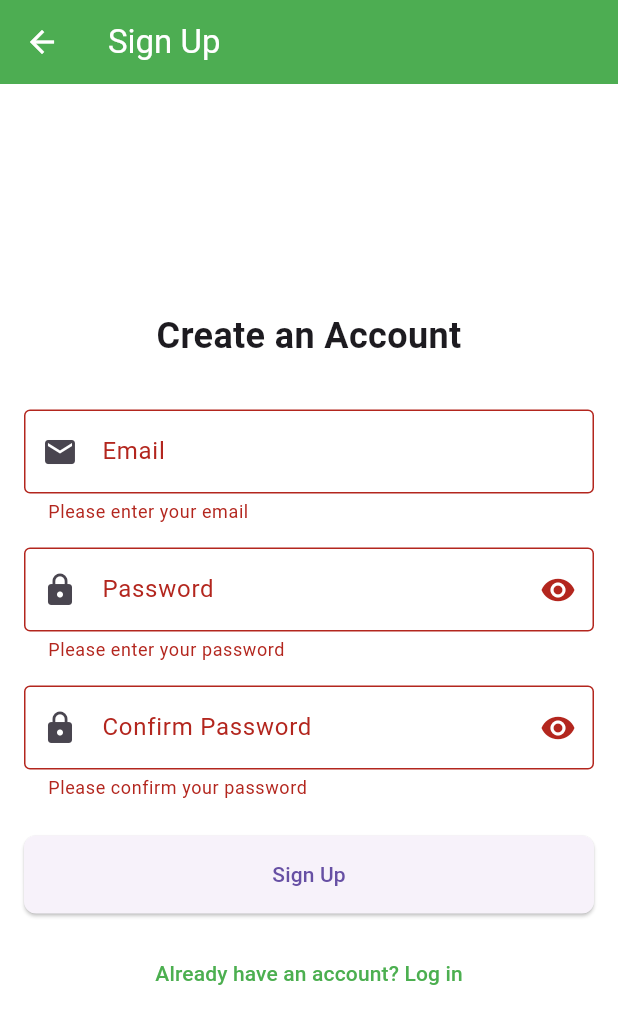
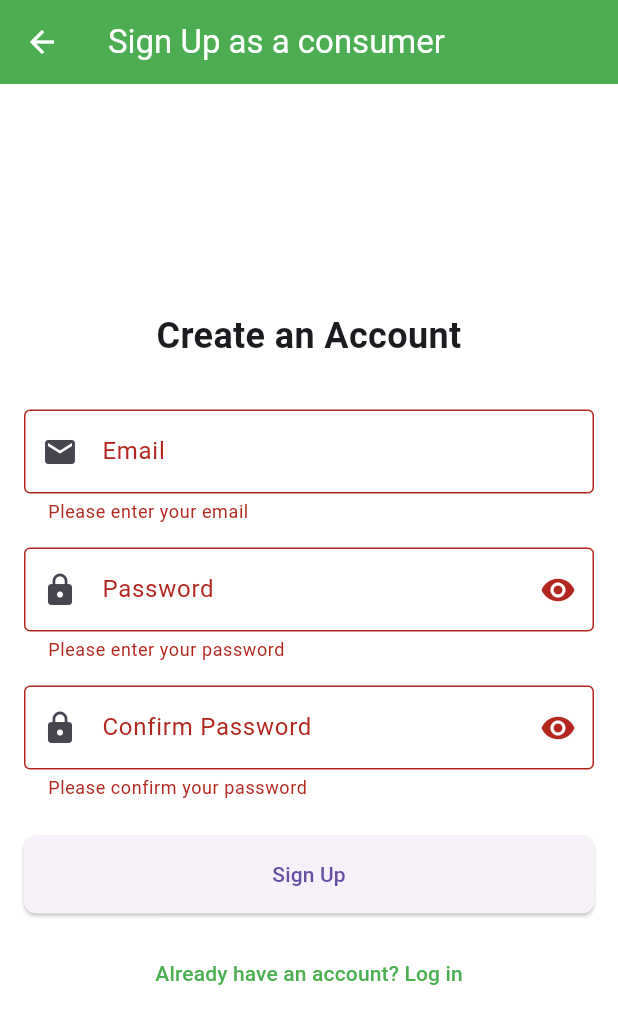
Before and after one commit to Athulm08/agroconnect, a Flutter app: the SignupScreen screen opened by its route, after a tap on "Sign Up", on a phone screen of 412 x 824 dp. Shown: the top 1024 px of the screen. Run offline on Flutter 3.47's test engine with Material 3 defaults, Android fonts, the phone set to English and light mode, and no system bars; our stand-ins replace cloud_firestore, firebase_auth, firebase_core; accounts and stored records are empty; Roboto replaces fonts that are missing (Poppins).

Commit message:
role added and firestore database

```diff
--- a/lib/screens/auth/signup_page.dart
+++ b/lib/screens/auth/signup_page.dart
@@ -1,16 +1,13 @@
-// lib/screens/auth/signup_screen.dart
-
 import 'package:flutter/material.dart';
 import 'package:firebase_auth/firebase_auth.dart';
+import 'package:cloud_firestore/cloud_firestore.dart'; // Import Firestore
 
-// RENAMED WIDGET to SignupScreen
 class SignupScreen extends StatefulWidget {
   final String role;
 
   const SignupScreen({super.key, required this.role});
 
   @override
-  // RENAMED State to _SignupScreenState
   State<SignupScreen> createState() => _SignupScreenState();
 }
 
@@ -38,10 +35,18 @@ class _SignupScreenState extends State<SignupScreen> {
       });
 
       try {
-        await FirebaseAuth.instance.createUserWithEmailAndPassword(
-          email: _emailController.text.trim(),
-          password: _passwordController.text.trim(),
-        );
+        // Create user with email and password
+        UserCredential userCredential = await FirebaseAuth.instance
+            .createUserWithEmailAndPassword(
+              email: _emailController.text.trim(),
+              password: _passwordController.text.trim(),
+            );
+
+        // Store user role in Firestore
+        await FirebaseFirestore.instance
+            .collection('users')
+            .doc(userCredential.user!.uid)
+            .set({'email': _emailController.text.trim(), 'role': widget.role});
 
         if (mounted) {
           Navigator.of(context).pushReplacementNamed('/home');
@@ -80,8 +85,11 @@ class _SignupScreenState extends State<SignupScreen> {
 
   @override
   Widget build(BuildContext context) {
+    // ... existing build method
     return Scaffold(
-      appBar: AppBar(title: const Text('Sign Up')),
+      appBar: AppBar(
+        title: Text('Sign Up as a ${widget.role}'),
+      ), // Title can reflect the role
       body: Center(
         child: SingleChildScrollView(
           padding: const EdgeInsets.all(16.0),
--- a/pubspec.yaml
+++ b/pubspec.yaml
@@ -37,6 +37,7 @@ dependencies:
   firebase_core: ^3.15.1
   firebase_auth: ^5.6.2
   flutter_launcher_icons: "^0.13.1"
+  cloud_firestore: ^5.6.11
 
 dev_dependencies:
   flutter_test:
```
Also changed, not shown: lib/main.dart (+58 -60 lines), lib/screens/consumer_dashboard.dart (added, +25 -0 lines), lib/screens/farmer_dashboard.dart (added, +25 -0 lines), pubspec.lock, 3 other files.
